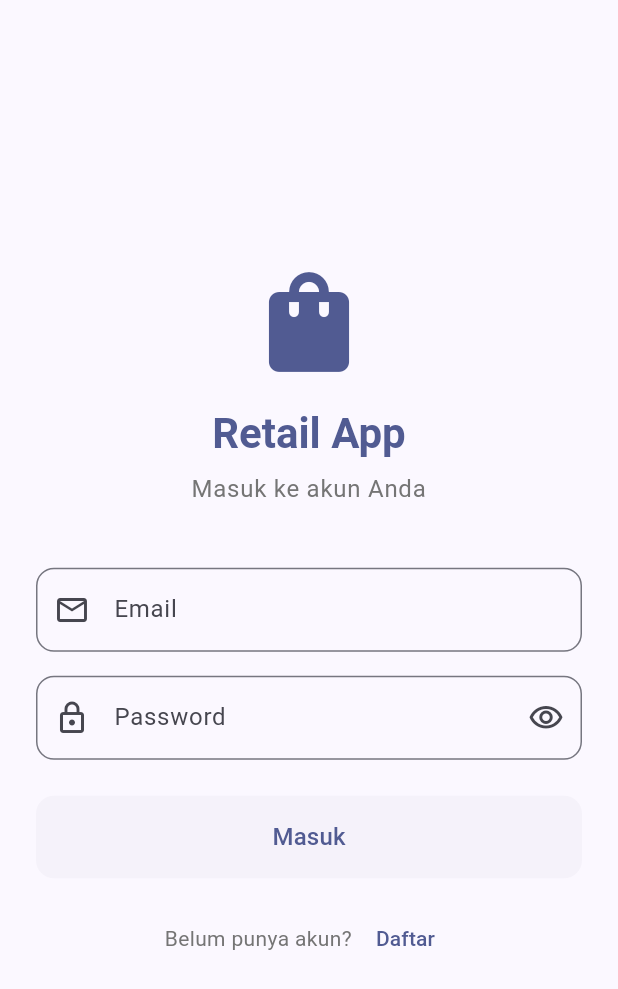
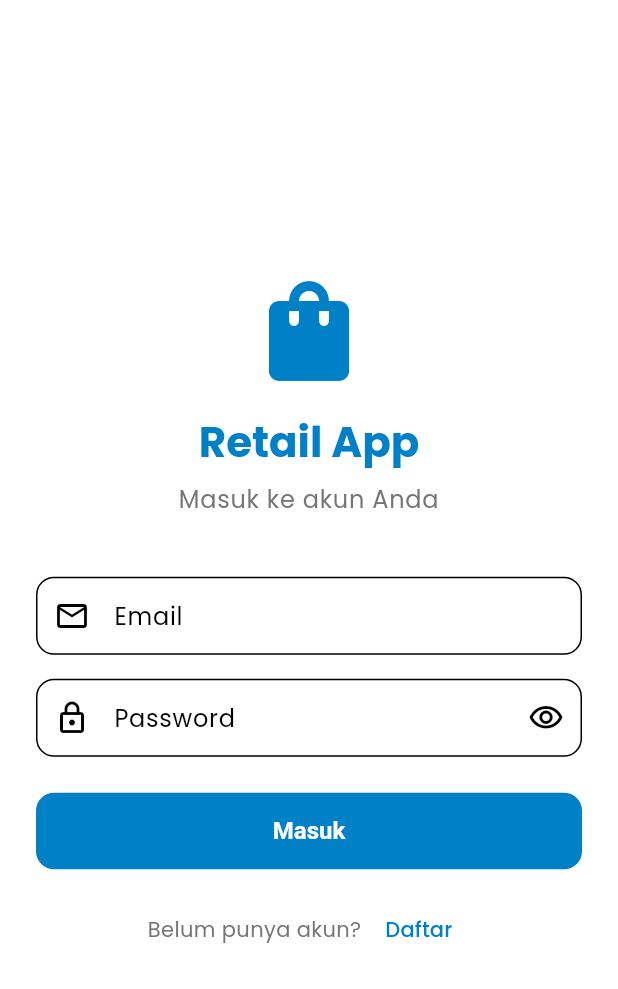
Before and after one commit to Murfid-m/retail_app, a Flutter app: the screen it shows after launch, on a phone screen of 412 x 824 dp. Shown: the top 989 px of the screen. Run offline on Flutter 3.47's test engine with Material 3 defaults, Android fonts, the light colour scheme and no system bars; our stand-ins replace fl_chart, google_fonts, image_picker, supabase_flutter; accounts and stored records are empty.

Commit message:
warna biruuu

```diff
--- a/lib/config/supabase_config.dart
+++ b/lib/config/supabase_config.dart
@@ -1,5 +1,7 @@
 class SupabaseConfig {
   // Ganti dengan URL dan Anon Key Supabase Anda
   static const String supabaseUrl = 'https://rynlfumkxecgngslxdwr.supabase.co';
-  static const String supabaseAnonKey = 'eyJhbGciOiJIUzI1NiIsInR5cCI6IkpXVCJ9.eyJpc3MiOiJzdXBhYmFzZSIsInJlZiI6InJ5bmxmdW1reGVjZ25nc2x4ZHdyIiwicm9sZSI6ImFub24iLCJpYXQiOjE3NjU3NjUzMzgsImV4cCI6MjA4MTM0MTMzOH0.Yo7zyAsCIRgBvXcWQ9G8a69ELceaHXyvMlqMFF6lWQk';
+  // NOTE: It's better to keep secrets out of source and use environment variables.
+  static const String supabaseAnonKey =
+      'eyJhbGciOiJIUzI1NiIsInR5cCI6IkpXVCJ9.eyJpc3MiOiJzdXBhYmFzZSIsInJlZiI6InJ5bmxmdW1reGVjZ25nc2x4ZHdyIiwicm9sZSI6ImFub24iLCJpYXQiOjE3NjU3NjUzMzgsImV4cCI6MjA4MTM0MTMzOH0.Yo7zyAsCIRgBvXcWQ9G8a69ELceaHXyvMlqMFF6lWQk';
 }
--- a/lib/main.dart
+++ b/lib/main.dart
@@ -1,6 +1,7 @@
 import 'package:flutter/material.dart';
 import 'package:provider/provider.dart';
 import 'package:supabase_flutter/supabase_flutter.dart';
+import 'package:google_fonts/google_fonts.dart';
 import 'config/supabase_config.dart';
 import 'providers/auth_provider.dart';
 import 'providers/product_provider.dart';
@@ -9,6 +10,11 @@ import 'providers/order_provider.dart';
 import 'screens/auth/login_screen.dart';
 import 'screens/user/home_screen.dart';
 import 'screens/admin/admin_dashboard_screen.dart';
+
+// App color palette from user:
+const Color kPrimaryColor = Color(0xFF0080C6); // #0080c6
+const Color kAccentColor = Color(0xFFFFC20E); // #ffc20e
+const Color kBgColor = Color(0xFFFFFFFF); // #ffffff
 
 void main() async {
   WidgetsFlutterBinding.ensureInitialized();
@@ -37,28 +43,63 @@ class MyApp extends StatelessWidget {
         title: 'Retail App',
         debugShowCheckedModeBanner: false,
         theme: ThemeData(
-          colorScheme: ColorScheme.fromSeed(
-            seedColor: Colors.indigo,
-            brightness: Brightness.light,
+          colorScheme: ColorScheme.light(
+            primary: kPrimaryColor,
+            secondary: kAccentColor,
+            background: kBgColor,
+            surface: Colors.white,
+            onPrimary: Colors.white,
+            onSecondary: Colors.black,
           ),
           useMaterial3: true,
-          appBarTheme: const AppBarTheme(
+          // Typography using Google Fonts for a modern look
+          textTheme: GoogleFonts.poppinsTextTheme(Theme.of(context).textTheme),
+          scaffoldBackgroundColor: kBgColor,
+          appBarTheme: AppBarTheme(
             centerTitle: true,
             elevation: 0,
+            backgroundColor: kPrimaryColor,
+            foregroundColor: Colors.white,
+            surfaceTintColor: Colors.transparent,
           ),
           cardTheme: CardThemeData(
-            elevation: 2,
+            color: Colors.white,
+            elevation: 4,
+            margin: const EdgeInsets.symmetric(horizontal: 12, vertical: 8),
             shape: RoundedRectangleBorder(
+              borderRadius: BorderRadius.circular(14),
+            ),
+          ),
+          inputDecorationTheme: InputDecorationTheme(
+            filled: true,
+            fillColor: Colors.white,
+            contentPadding: const EdgeInsets.symmetric(horizontal: 16, vertical: 14),
+            border: OutlineInputBorder(
               borderRadius: BorderRadius.circular(12),
+              borderSide: BorderSide.none,
             ),
           ),
           elevatedButtonTheme: ElevatedButtonThemeData(
             style: ElevatedButton.styleFrom(
               elevation: 0,
+              backgroundColor: kPrimaryColor,
+              foregroundColor: Colors.white,
+              padding: const EdgeInsets.symmetric(horizontal: 20, vertical: 14),
               shape: RoundedRectangleBorder(
                 borderRadius: BorderRadius.circular(12),
               ),
+              textStyle: const TextStyle(fontWeight: FontWeight.w600),
             ),
+          ),
+          floatingActionButtonTheme: FloatingActionButtonThemeData(
+            backgroundColor: kAccentColor,
+            foregroundColor: Colors.black,
+          ),
+          bottomNavigationBarTheme: BottomNavigationBarThemeData(
+            backgroundColor: Colors.white,
+            selectedItemColor: kPrimaryColor,
+            unselectedItemColor: Colors.black54,
+            showUnselectedLabels: true,
           ),
         ),
         home: const AuthWrapper(),
--- a/pubspec.yaml
+++ b/pubspec.yaml
@@ -46,6 +46,8 @@ dependencies:
   cached_network_image: ^3.4.1
   image_picker: ^1.1.2
   fl_chart: ^1.0.0
+  # Modern fonts
+  google_fonts: ^5.0.0
 
 dev_dependencies:
   flutter_test:
```
Also changed, not shown: pubspec.lock.
